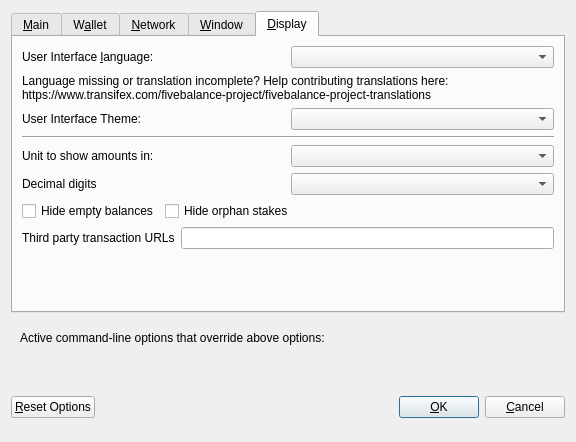
Above: src/qt/forms/optionsdialog.ui from fivebalanceID/Fivebalance_V3 before the change. Below: the same form after it.
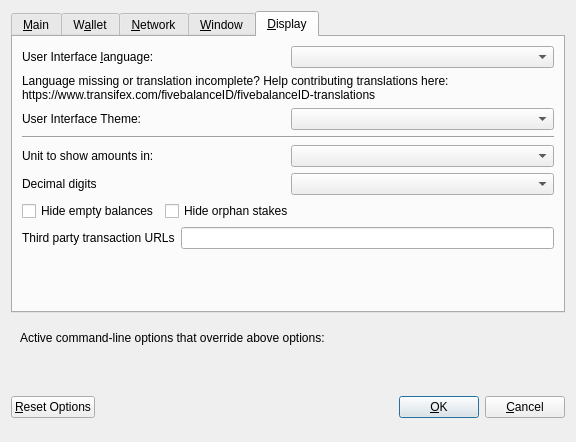
That is the form after the change. The open tabs and pages were chosen to show the change. Custom widgets are drawn as their Qt base class.

Diff of the .ui file:
```diff
--- a/src/qt/forms/optionsdialog.ui
+++ b/src/qt/forms/optionsdialog.ui
@@ -533,7 +533,7 @@
          </property>
          <property name="text">
           <string>Language missing or translation incomplete? Help contributing translations here:
-https://www.transifex.com/fivebalance-project/fivebalance-project-translations</string>
+https://www.transifex.com/fivebalanceID/fivebalanceID-translations</string>
          </property>
          <property name="wordWrap">
           <bool>true</bool>
```
